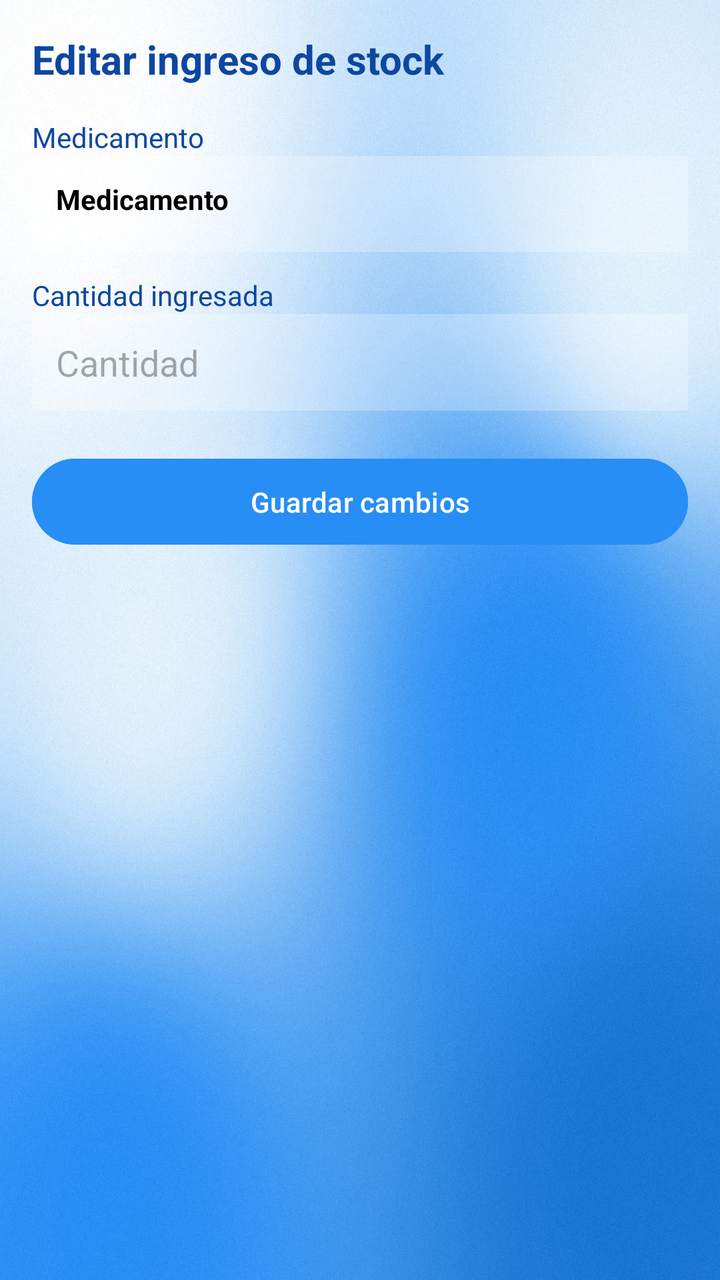
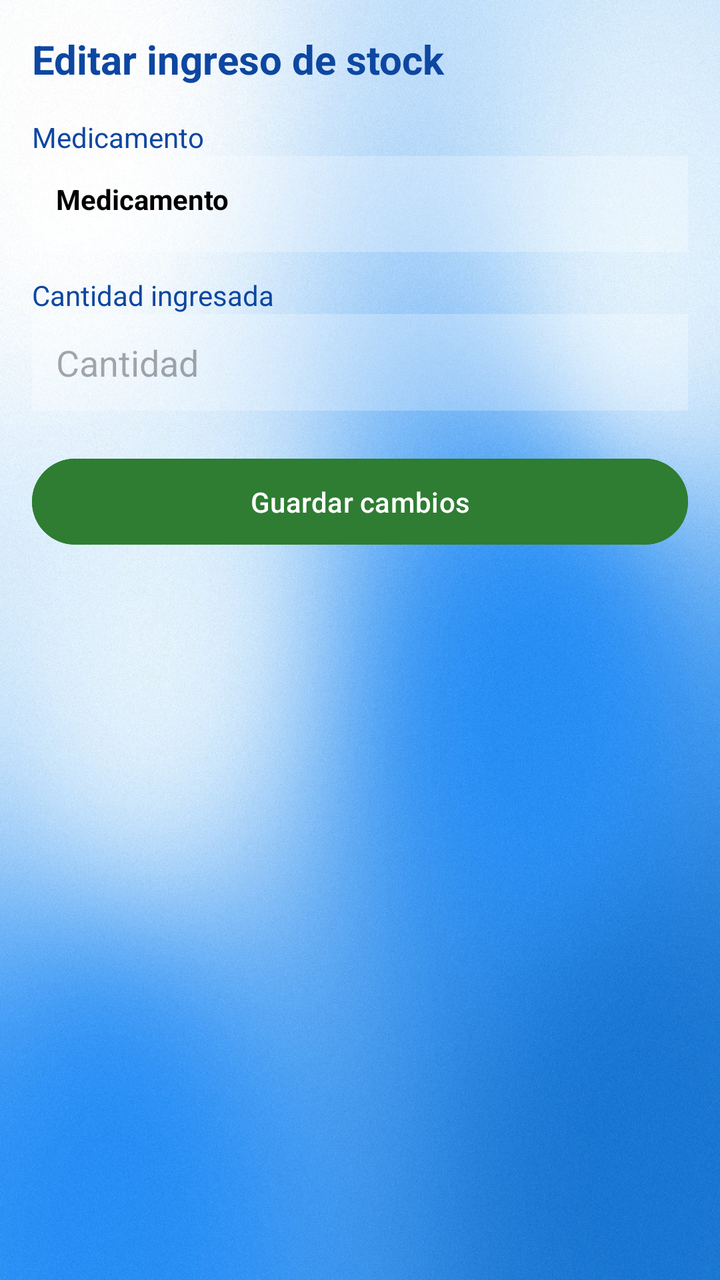

Before-and-after screenshots of an Android layout around one commit, followed by the original layout XML and the change that was made.
<!-- AndroidManifest.xml: application theme Theme.AppTuHoraSalud -->
<!-- res/layout/activity_update_ingreso_stock.xml -->
<?xml version="1.0" encoding="utf-8"?>
<ScrollView xmlns:android="http://schemas.android.com/apk/res/android"
    android:id="@+id/scrollUpdateIngreso"
    android:layout_width="match_parent"
    android:layout_height="match_parent"
    android:background="@drawable/fondo6">

    <LinearLayout
        android:layout_width="match_parent"
        android:layout_height="wrap_content"
        android:orientation="vertical"
        android:padding="16dp">

        <TextView
            android:layout_width="wrap_content"
            android:layout_height="wrap_content"
            android:layout_marginBottom="16dp"
            android:text="Editar ingreso de stock"
            android:textColor="#0D47A1"
            android:textSize="20sp"
            android:textStyle="bold" />

        <TextView
            android:layout_width="wrap_content"
            android:layout_height="wrap_content"
            android:text="Medicamento"
            android:textColor="#0D47A1" />

        <TextView
            android:id="@+id/tvUpdateMedicamento"
            android:layout_width="match_parent"
            android:layout_height="wrap_content"
            android:layout_marginBottom="12dp"
            android:background="#40FFFFFF"
            android:minHeight="48dp"
            android:padding="12dp"
            android:text="Medicamento"
            android:textColor="#000000"
            android:textStyle="bold" />

        <TextView
            android:layout_width="wrap_content"
            android:layout_height="wrap_content"
            android:text="Cantidad ingresada"
            android:textColor="#0D47A1" />

        <EditText
            android:id="@+id/inputCantidadEdit"
            android:layout_width="match_parent"
            android:layout_height="wrap_content"
            android:layout_marginBottom="4dp"
            android:background="#40FFFFFF"
            android:hint="Cantidad"
            android:inputType="number"
            android:minHeight="48dp"
            android:padding="12dp" />

        <Button
            android:id="@+id/btnGuardarEdit"
            android:layout_width="match_parent"
            android:layout_height="wrap_content"
            android:layout_marginTop="16dp"
            android:backgroundTint="#278EF5"
            android:minHeight="48dp"
            android:padding="12dp"
            android:text="Guardar cambios"
            android:textColor="#FFFFFF" />

    </LinearLayout>
</ScrollView>
<!-- resources referenced by this layout -->
<resources>
  <!-- drawable fondo6: jpg bitmap (drawable, 512555 bytes) -->
  <style name="Theme.AppTuHoraSalud" parent="Base.Theme.AppTuHoraSalud" />
  <style name="Base.Theme.AppTuHoraSalud" parent="Theme.Material3.DayNight.NoActionBar">
          
          
      </style>
</resources>

<!-- the commit's change to res/layout/activity_update_ingreso_stock.xml (unified diff, before → after) -->
@@ -60,7 +60,7 @@
             android:layout_width="match_parent"
             android:layout_height="wrap_content"
             android:layout_marginTop="16dp"
-            android:backgroundTint="#278EF5"
+            android:backgroundTint="#2E7D32"
             android:minHeight="48dp"
             android:padding="12dp"
             android:text="Guardar cambios"
